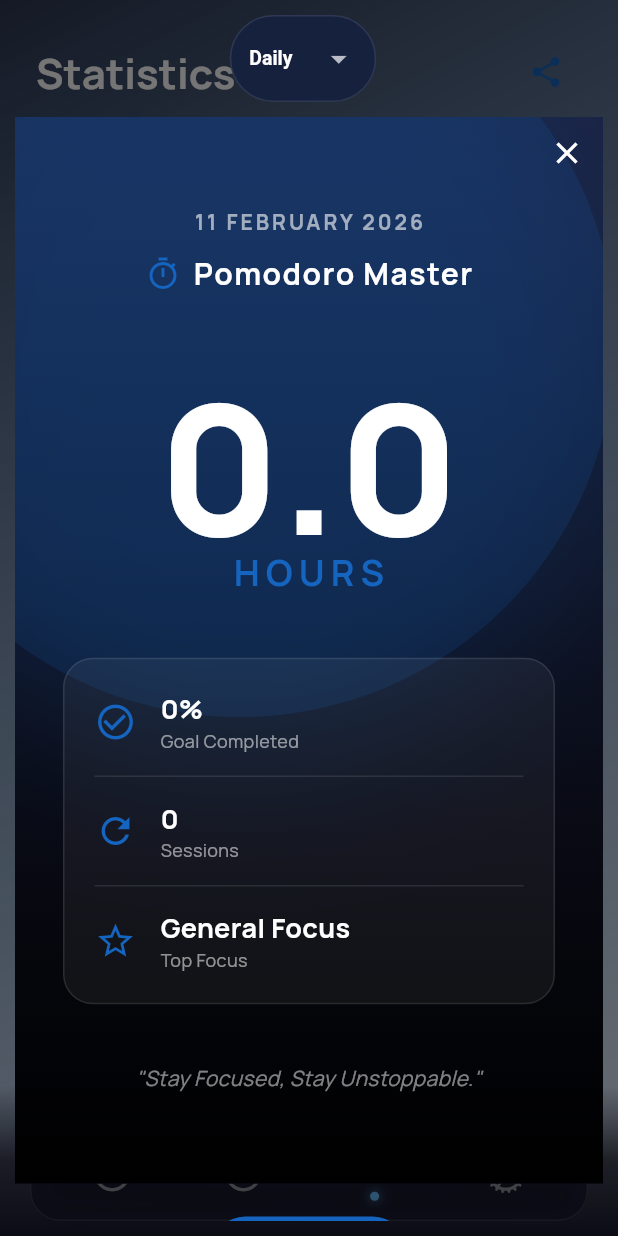
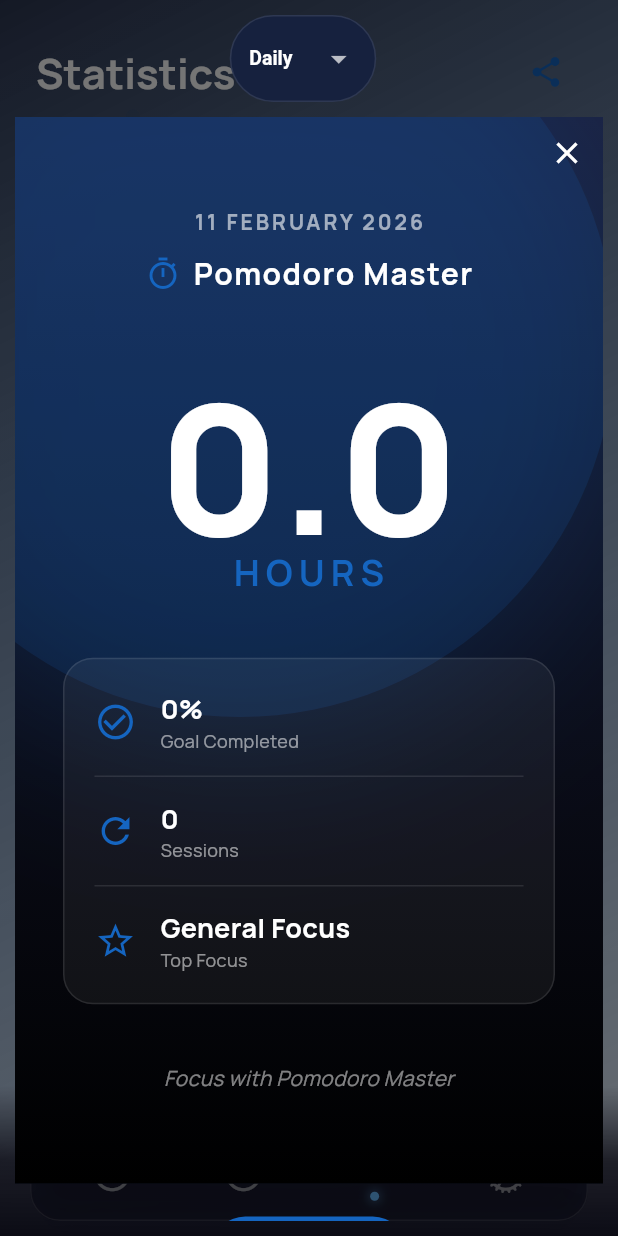
Before and after one commit to yalcin1suleyman/pomodoro_focus_flow, a Flutter app: the screen it shows after launch, item 3 of the bottom bar chosen, after a tap on the "share" icon, on a phone screen of 412 x 824 dp. Run offline on Flutter 3.47's test engine with Material 3 defaults, Android fonts, the phone set to English and light mode, and no system bars; drawn by our look-alikes of percent_indicator; our stand-ins replace audioplayers, flutter_local_notifications, flutter_slidable, google_fonts, share_plus, shared_preferences and 1 more.

Commit message:
fix(localization): update language keys and refine settings & stats UI

```diff
--- a/lib/core/localization/languages/english_language.dart
+++ b/lib/core/localization/languages/english_language.dart
@@ -102,6 +102,15 @@
   @override String get soundTypeBell => 'Bell';
   @override String get soundTypeNotification => 'System Notification';
 
+  // Share Screen
+  @override String get shareFooterQuote => 'Focus with Pomodoro Master';
+  @override String get shareGoalCompleted => 'Goal Completed';
+  @override String get shareTopFocus => 'Top Focus';
+  @override String get shareLegendStart => 'Start';
+  @override String get shareLegendGoal => 'Goal';
+  @override String get shareWeeklyFocus => 'WEEKLY FOCUS';
+  @override String get shareYearlyJourney => 'JOURNEY';
+
   // Motivational Quotes
   @override String get quoteMotivation1 => "Focus is the key to success.";
   @override String get quoteMotivation2 => "One pomodoro at a time.";
--- a/lib/core/localization/languages/language.dart
+++ b/lib/core/localization/languages/language.dart
@@ -108,6 +108,15 @@
   String get soundTypeBell;
   String get soundTypeNotification;
 
+  // Share Screen
+  String get shareFooterQuote;
+  String get shareGoalCompleted;
+  String get shareTopFocus;
+  String get shareLegendStart;
+  String get shareLegendGoal;
+  String get shareWeeklyFocus;
+  String get shareYearlyJourney;
+
   // Motivational Quotes (Timer Screen)
   String get quoteMotivation1;
   String get quoteMotivation2;
--- a/lib/core/localization/languages/turkish_language.dart
+++ b/lib/core/localization/languages/turkish_language.dart
@@ -102,6 +102,15 @@
   @override String get soundTypeBell => 'Zil';
   @override String get soundTypeNotification => 'Sistem Bildirimi';
 
+  // Share Screen
+  @override String get shareFooterQuote => 'Pomodoro Master ile Odaklan';
+  @override String get shareGoalCompleted => 'Hedef Tamamlandı';
+  @override String get shareTopFocus => 'En Çok Odaklanılan';
+  @override String get shareLegendStart => 'Başlangıç';
+  @override String get shareLegendGoal => 'Hedef';
+  @override String get shareWeeklyFocus => 'HAFTALIK ODAK';
+  @override String get shareYearlyJourney => 'YOLCULUK';
+
   // Motivational Quotes
   @override String get quoteMotivation1 => "Odaklanmak başarının anahtarıdır.";
   @override String get quoteMotivation2 => "Her seferinde bir pomodoro.";
--- a/lib/features/settings/settings_provider.dart
+++ b/lib/features/settings/settings_provider.dart
@@ -239,6 +239,13 @@
       case 'soundType': return _currentLanguage.soundType;
       case 'soundTypeBell': return _currentLanguage.soundTypeBell;
       case 'soundTypeNotification': return _currentLanguage.soundTypeNotification;
+      case 'shareFooterQuote': return _currentLanguage.shareFooterQuote;
+      case 'shareGoalCompleted': return _currentLanguage.shareGoalCompleted;
+      case 'shareTopFocus': return _currentLanguage.shareTopFocus;
+      case 'shareLegendStart': return _currentLanguage.shareLegendStart;
+      case 'shareLegendGoal': return _currentLanguage.shareLegendGoal;
+      case 'shareWeeklyFocus': return _currentLanguage.shareWeeklyFocus;
+      case 'shareYearlyJourney': return _currentLanguage.shareYearlyJourney;
       case 'tasksHelpTitle': return _currentLanguage.tasksHelpTitle;
       case 'tasksHelpContent': return _currentLanguage.tasksHelpContent;
       // Motivational Quotes
--- a/lib/features/stats/widgets/story_stats_card.dart
+++ b/lib/features/stats/widgets/story_stats_card.dart
@@ -151,7 +151,7 @@
 
   Widget _buildFooter() {
     return Text(
-      "\"Stay Focused, Stay Unstoppable.\"",
+      settings.translate('shareFooterQuote'),
       textAlign: TextAlign.center,
       style: TextStyle(
         color: Colors.white.withOpacity(0.5),
@@ -185,7 +185,7 @@
     final int sessionCount = (focusedMinutes / settings.pomodoroMinutes).ceil(); // Approx
 
     // Find top task
-    String topTask = "General Focus";
+    String topTask = settings.translate('generalFocus');
     if (record.tasksWorkedOn.isNotEmpty) {
       topTask = record.tasksWorkedOn.first; // Simplified: take first
     }
@@ -228,11 +228,11 @@
            ),
            child: Column(
              children: [
-               _buildStatRow(context, Icons.check_circle_outline, "${(progress * 100).toInt()}%", "Goal Completed"),
+               _buildStatRow(context, Icons.check_circle_outline, "${(progress * 100).toInt()}%", settings.translate('shareGoalCompleted')),
                const Divider(color: Colors.white10, height: 30),
-               _buildStatRow(context, Icons.refresh, "$sessionCount", "Sessions"),
+               _buildStatRow(context, Icons.refresh, "$sessionCount", settings.translate('sessions')),
                const Divider(color: Colors.white10, height: 30),
-               _buildStatRow(context, Icons.star_outline, topTask, "Top Focus"),
+               _buildStatRow(context, Icons.star_outline, topTask, settings.translate('shareTopFocus')),
              ],
            ),
          ),
@@ -278,7 +278,7 @@
       children: [
         const SizedBox(height: 20),
         Text(
-          "WEEKLY FOCUS",
+          settings.translate('shareWeeklyFocus'),
           style: TextStyle(color: Colors.white, fontSize: 28, fontWeight: FontWeight.bold, letterSpacing: 1.5),
         ),
         const SizedBox(height: 40),
@@ -402,7 +402,7 @@
       children: [
         const SizedBox(height: 10),
         Text(
-          "$year JOURNEY",
+          "$year ${settings.translate('shareYearlyJourney')}",
           style: TextStyle(
             color: Colors.white,
             fontSize: 24,
@@ -530,9 +530,9 @@
           children: [
             _buildLegendDot(Colors.white.withOpacity(0.03), "0"),
             const SizedBox(width: 8),
-            _buildLegendDot(primaryColor.withOpacity(0.3), "Start"),
+            _buildLegendDot(primaryColor.withOpacity(0.3), settings.translate('shareLegendStart')),
             const SizedBox(width: 8),
-            _buildLegendDot(primaryColor, "Goal"),
+            _buildLegendDot(primaryColor, settings.translate('shareLegendGoal')),
           ],
         ),
         const SizedBox(height: 10),
```
